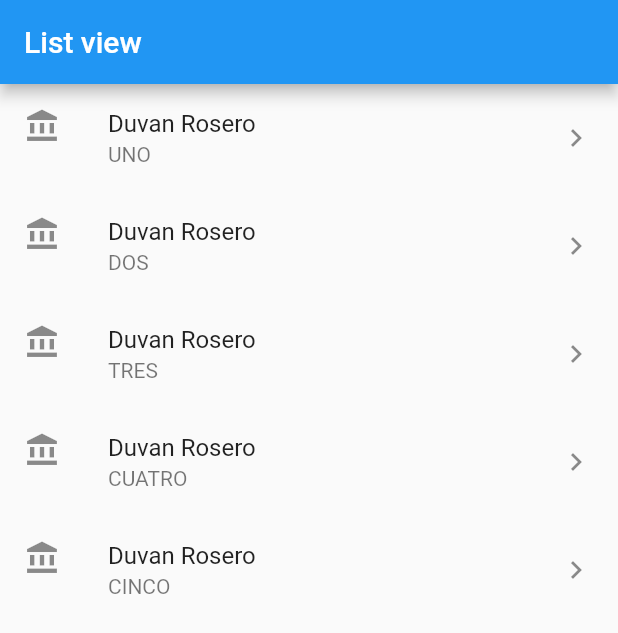
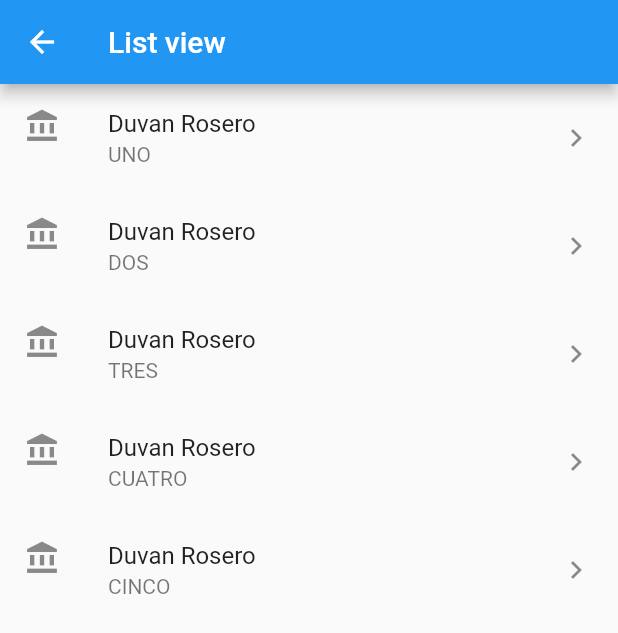
Before and after one commit to durosero/widgets, a Flutter app: the screen it shows after launch, after a tap on "Lista", on a phone screen of 412 x 824 dp. Shown: the top 633 px of the screen. Run offline on Flutter 3.47's test engine with Material 2 defaults, Android fonts, the phone set to English and light mode, and no system bars.

```diff
--- a/lib/view/menu.dart
+++ b/lib/view/menu.dart
@@ -38,8 +38,8 @@ class Menu extends StatelessWidget {
           leading: Icon(Icons.list),
           trailing: Icon(Icons.keyboard_arrow_right),
           onTap: () {
-           // Navigator.pushNamed(context, "lista");
-           Navigator.pushReplacementNamed(context, "lista");
+           Navigator.pushNamed(context, "lista");
+          // Navigator.pushReplacementNamed(context, "lista");
           },
         ),
         Divider(),
--- a/pubspec.yaml
+++ b/pubspec.yaml
@@ -41,8 +41,8 @@ flutter:
   uses-material-design: true
 
   # To add assets to your application, add an assets section, like this:
-  # assets:
-  #  - images/a_dot_burr.jpeg
+  assets:
+    - assets/
   #  - images/a_dot_ham.jpeg
 
   # An image asset can refer to one or more resolution-specific "variants", see
```
Also changed, not shown: assets/loading.gif (added), pubspec.lock.
